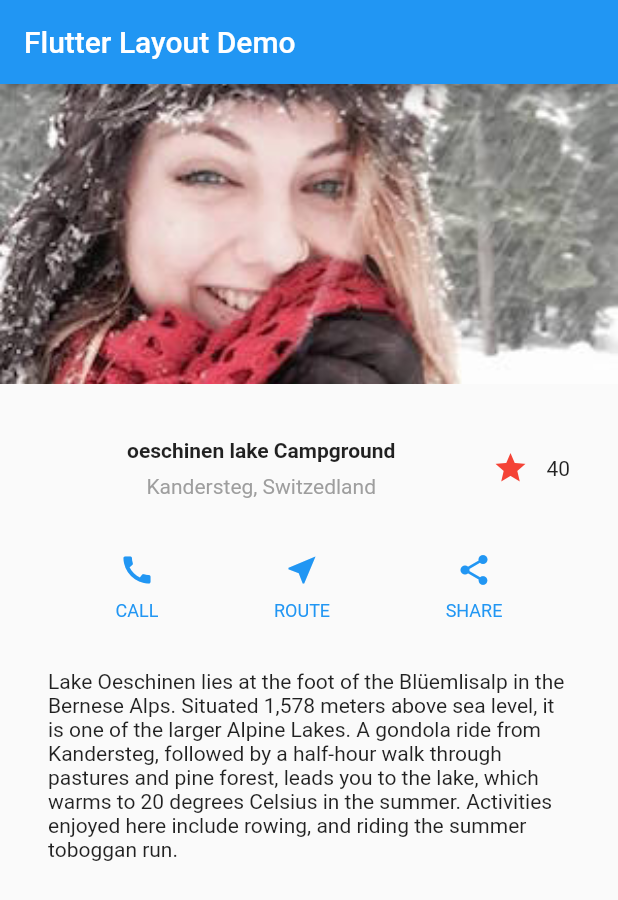
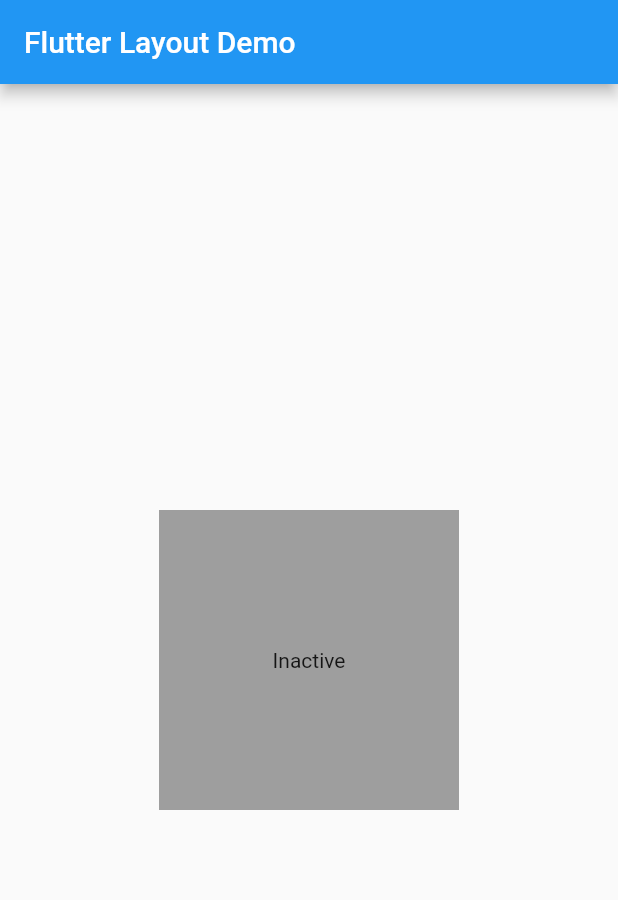
Before and after one commit to acantuta/flutter_examples, a Flutter app: the screen it shows after launch, on a phone screen of 412 x 824 dp. Shown: the top 900 px of the screen. Run offline on Flutter 3.47's test engine with Material 2 defaults, Android fonts, the phone set to English and light mode, and no system bars.

Commit message:
Gestionando el estado de un Widget
El widget gestiona su propio estado.

```diff
--- a/lib/main.dart
+++ b/lib/main.dart
@@ -8,144 +8,51 @@ void main() {
 class MyApp extends StatelessWidget {
   @override
   Widget build(BuildContext context) {
-    Widget imageSection = Image.asset(
-      "images/pic0.jpg",
-      width: double.infinity,
-      height: 200,
-      fit: BoxFit.cover,
-    );
+    return MaterialApp(
+        home: Scaffold(
+      appBar: AppBar(
+        title: Text(
+          "Flutter Layout Demo",
+        ),
+      ),
+      body: Center(
+        child: TapboxA(),
+      ),
+    ));
+  }
+}
 
-    Widget titleSection = Container(
-      padding: const EdgeInsets.all(32),
-      child: Row(
-        children: [
-          //Title
-          Expanded(
-            child: Column(
-              children: [
-                Container(
-                    padding: const EdgeInsets.only(bottom: 8),
-                    child: Text(
-                      "oeschinen lake Campground",
-                      style: TextStyle(
-                        fontWeight: FontWeight.bold,
-                      ),
-                    )),
-                Text(
-                  "Kandersteg, Switzedland",
-                  style: TextStyle(
-                    color: Colors.grey,
-                  ),
-                )
-              ],
-            ),
-          ),
-          FavoriteWidget(),
-        ],
-      ),
-    );
+class TapboxA extends StatefulWidget {
+  TapboxA({Key key}) : super(key: key);
 
-    Widget buttonSection = Container(
-        child: Row(
-      mainAxisAlignment: MainAxisAlignment.spaceEvenly,
-      children: [
-        _buildButtonColumn(Colors.blue, Icons.call, "CALL"),
-        _buildButtonColumn(Colors.blue, Icons.near_me, "ROUTE"),
-        _buildButtonColumn(Colors.blue, Icons.share, "SHARE"),
-      ],
-    ));
+  @override
+  _TapboxAState createState() => _TapboxAState();
+}
 
-    Widget textSection = Container(
-      padding: const EdgeInsets.all(32),
-      child: Text(
-        'Lake Oeschinen lies at the foot of the Blüemlisalp in the Bernese '
-        'Alps. Situated 1,578 meters above sea level, it is one of the '
-        'larger Alpine Lakes. A gondola ride from Kandersteg, followed by a '
-        'half-hour walk through pastures and pine forest, leads you to the '
-        'lake, which warms to 20 degrees Celsius in the summer. Activities '
-        'enjoyed here include rowing, and riding the summer toboggan run.',
-        softWrap: true,
-      ),
-    );
+class _TapboxAState extends State<TapboxA> {
+  bool _active = false;
 
-    return MaterialApp(
-      home: Scaffold(
-        appBar: AppBar(
-          title: Text(
-            "Flutter Layout Demo",
-          ),
-        ),
-        body: Column(
-          children: [
-            imageSection,
-            titleSection,
-            buttonSection,
-            textSection,
-          ],
+  void _onTap() {
+    setState(() {
+      _active = !_active;
+    });
+  }
+
+  @override
+  Widget build(BuildContext context) {
+    return GestureDetector(
+      onTap: _onTap,
+      child: Container(
+        width: 200,
+        height: 200,
+        child: Center(
+            child: Text(
+              _active ? "Active" : "Inactive",
+            )),
+        decoration: BoxDecoration(
+          color: _active ? Colors.green : Colors.grey,
         ),
       ),
     );
   }
-
-  Column _buildButtonColumn(Color color, IconData icon, String label) {
-    return Column(
-      mainAxisSize: MainAxisSize.max,
-      mainAxisAlignment: MainAxisAlignment.center,
-      children: [
-        Icon(
-          icon,
-          color: color,
-        ),
-        Container(
-            margin: const EdgeInsets.only(top: 8),
-            child: Text(
-              label,
-              style: TextStyle(
-                fontSize: 12,
-                fontWeight: FontWeight.w400,
-                color: color,
-              ),
-            ))
-      ],
-    );
-  }
 }
-
-class FavoriteWidget extends StatefulWidget {
-  const FavoriteWidget({
-    Key key,
-  }) : super(key: key);
-
-  @override
-  _FavoriteWidgetState createState() => _FavoriteWidgetState();
-}
-
-class _FavoriteWidgetState extends State<FavoriteWidget> {
-  bool _isFavorited = true;
-  int _favoriteCount = 40;
-
-  @override
-  Widget build(BuildContext context) {
-    return Row(
-      mainAxisSize: MainAxisSize.min,
-        children: [
-      IconButton(
-        icon: _isFavorited ? Icon(Icons.star) : Icon(Icons.star_border),
-        color: Colors.red,
-        onPressed: _toggleFavorite,
-      ),
-      Text('${_favoriteCount}')
-    ]);
-  }
-
-  void _toggleFavorite() {
-    setState(() {
-      if (_isFavorited) {
-        _favoriteCount--;
-      } else {
-        _favoriteCount++;
-      }
-      _isFavorited = !_isFavorited;
-    });
-  }
-}
```
